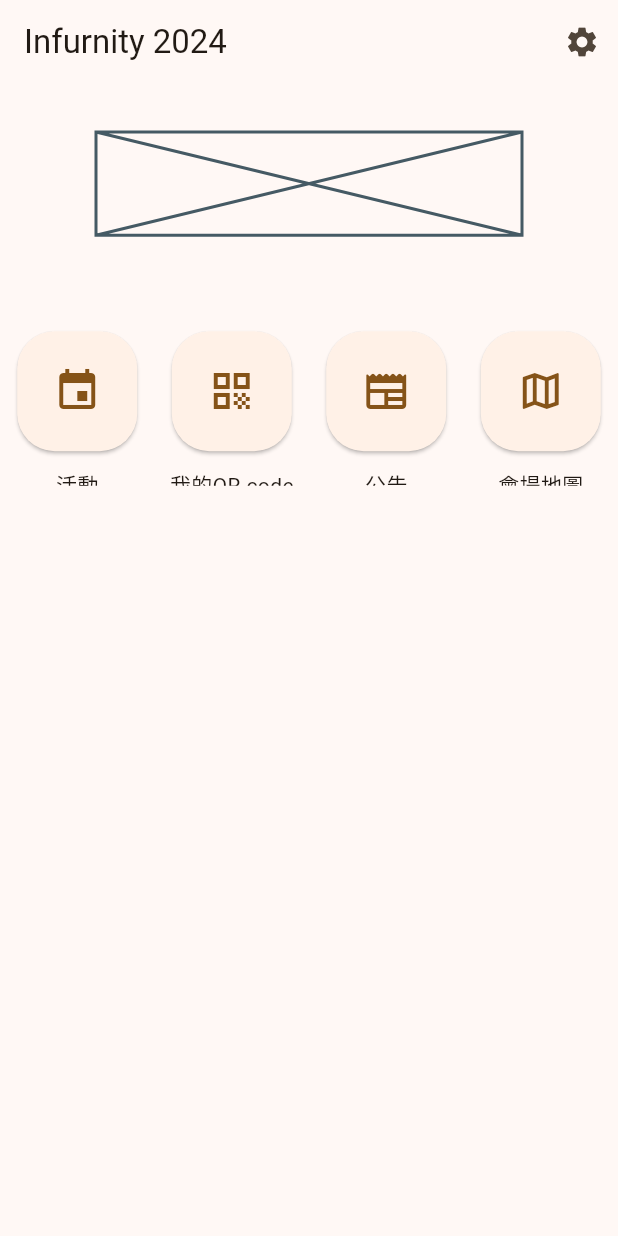
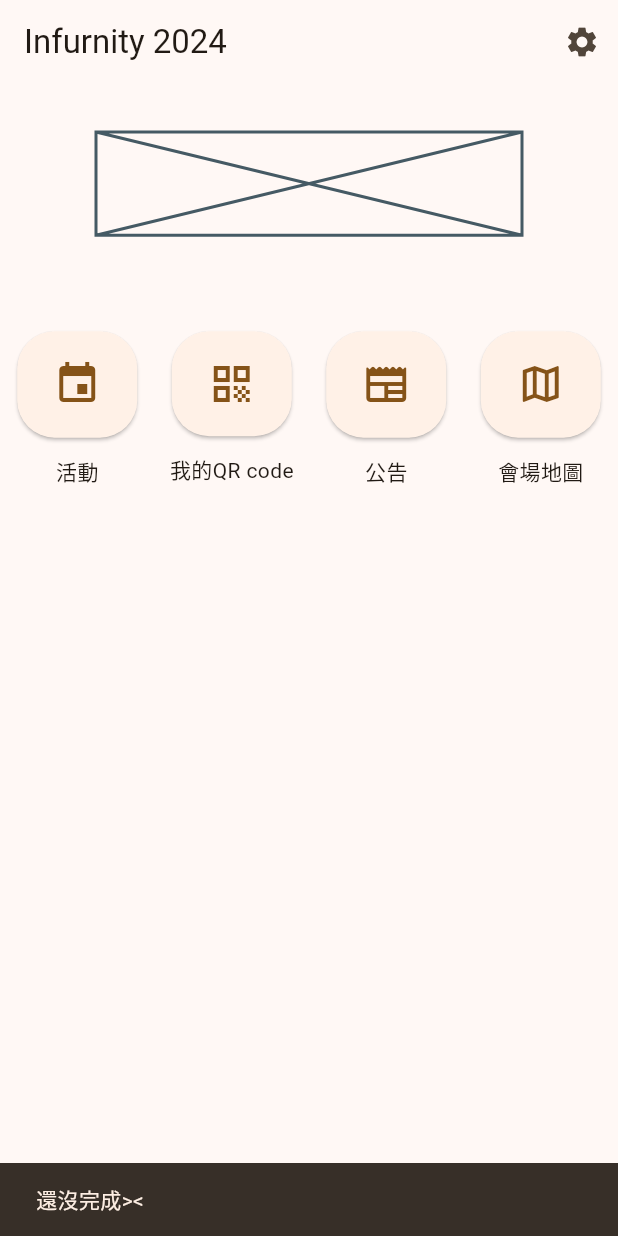
Before and after one commit to RenYouchen/fur_pass, a Flutter app: the screen it shows after launch, after a tap on the "qr code" icon, on a phone screen of 412 x 824 dp. Run offline on Flutter 3.47's test engine with Material 3 defaults, Android fonts, the phone set to English and light mode, and no system bars; our stand-ins replace flutter_svg, shared_preferences.

```diff
--- a/lib/DataFetcher.dart
+++ b/lib/DataFetcher.dart
@@ -12,7 +12,8 @@ void main() async{
   var data = await getData();
   var json = jsonEncode(data);
   List jsonData = jsonDecode(json);
-  var a = DayData.fromJson(jsonData[0]);
+  await getJsonData();
+  // var a = DayData.fromJson(jsonData[0]);
 }
 
 Future<String> getJsonData() async {
@@ -23,7 +24,7 @@ Future<List<DayData>> getData() async{
   var url = Uri.parse("${target}a.html");
   var get = await http.get(url);
   var doc = parse(utf8.decode(get.bodyBytes));
-  return await _fetchDays(doc.getElementsByClassName('list-simple')[0]);
+  return await _fetchDays(doc.getElementsByClassName('list-simple').first);
 }
 
 Future<List<DayData>> _fetchDays(Element listData) async{
--- a/lib/Screens/EventsPage.dart
+++ b/lib/Screens/EventsPage.dart
@@ -78,6 +78,8 @@ Widget _eventPerHr(HrData data, BuildContext context) {
                     padding: EdgeInsets.all(12.0),
                     child: Icon(Icons.favorite),
                   ),),
+                  confirmDismiss: (_) async{return false;},
+
                   child: ListTile(
                     onTap: () {
                       Navigator.pushNamed(context, '/eventDetail', arguments: data.events[index]);
--- a/lib/Screens/MainPage.dart
+++ b/lib/Screens/MainPage.dart
@@ -1,6 +1,7 @@
 import 'package:flutter/material.dart';
 import 'package:flutter_svg/flutter_svg.dart';
 import 'package:fur_pass/Global.dart';
+import 'package:fur_pass/Screens/Loading.dart';
 
 class MainPage extends StatefulWidget {
   const MainPage({super.key});
@@ -13,72 +14,88 @@ class _MainPageState extends State<MainPage> {
   @override
   Widget build(BuildContext context) {
     return Scaffold(
-      appBar: _appBar(),
+      appBar: _appBar(context),
       body: _body(context),
     );
   }
 }
 
-AppBar _appBar() =>
-    AppBar(
+AppBar _appBar(context) => AppBar(
       title: const Text("Infurnity 2024"),
       actions: [
-        IconButton(onPressed: () async{
+        IconButton(
+            onPressed: () async {
               /*TODO modife this*/
+              showModalBottomSheet(
+                context: context,
+                builder: (context) => const SafeArea(
+                  child: ListTile(
+                    title: Text('Loading'),
+                    subtitle: LinearProgressIndicator(
+
+                    ),
+                  ),
+                ),
+              );
               // print(Global.sharedPreferences);
-        }, icon: const Icon(Icons.settings))
+            },
+            icon: const Icon(Icons.settings))
       ],
     );
 
-
-
-Column _body(context) =>
-    Column(
+Column _body(context) => Column(
       children: [
         SizedBox(
-          height: MediaQuery.of(context).size.height*0.2,
+          height: MediaQuery.of(context).size.height * 0.2,
           child: const Padding(
-            padding: EdgeInsets.fromLTRB(
-              64,32,64,64
-            ),
+            padding: EdgeInsets.fromLTRB(64, 32, 64, 64),
             child: Placeholder(),
             // child: SvgPicture.asset("assets/infurnity-seven-logo-dark.svg"),
           ),
         ),
-        Expanded(
-          child: GridView.builder(
+        GridView.builder(
             shrinkWrap: true,
-              gridDelegate: const SliverGridDelegateWithFixedCrossAxisCount(crossAxisCount: 4),
+            physics: const NeverScrollableScrollPhysics(),
+            gridDelegate: const SliverGridDelegateWithFixedCrossAxisCount(
+                crossAxisCount: 4),
             itemCount: Global.btns.length,
             itemBuilder: (context, index) {
               return _btn(Global.btns[index], context);
-              }
-          ),
-        )
+            }),
       ],
     );
 
-Widget _btn(BtnData data,context) {
+Widget _btn(BtnData data, context) {
   double size = 80;
   return Column(
     children: [
-      SizedBox(
+      Expanded(
+        child: SizedBox(
           width: size,
           height: size,
           child: ElevatedButton(
-            onPressed: (){
+              onPressed: () {
+                if(data.arg!=null && data.arg() != true) {
+                  String rtData = data.arg();
+                  ScaffoldMessenger.of(context).showSnackBar(SnackBar(content: Text(rtData)));
+                } else {
+                  try {
                     Navigator.pushNamed(context, data.navPath);
+                  } catch (e) {
+                    ScaffoldMessenger.of(context)
+                        .showSnackBar(const SnackBar(content: Text('還沒完成><')));
+                  }
+
+                }
               },
               style: ElevatedButton.styleFrom(
                   shape: RoundedRectangleBorder(
-                borderRadius: BorderRadius.circular(25)
-              )
-            ),
-            child: Icon(data.icon, size: 32)
+                      borderRadius: BorderRadius.circular(25))),
+              child: Icon(data.icon, size: 32)),
         ),
       ),
       const SizedBox(height: 12),
-      Expanded(child: Text(data.title))
+      Text(data.title)
     ],
   );
 }
```
Also changed, not shown: lib/Global.dart (+19 -11 lines), lib/Screens/EventDetail.dart (+10 -1 lines), lib/Screens/Loading.dart (added), 66 other files. Lines whose indentation alone changed are shown as unchanged.
